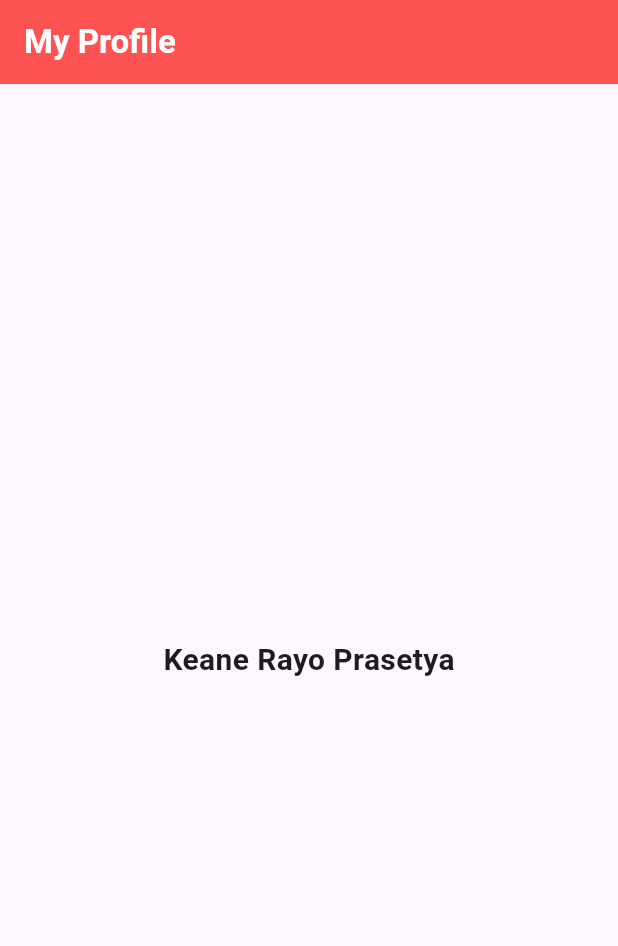
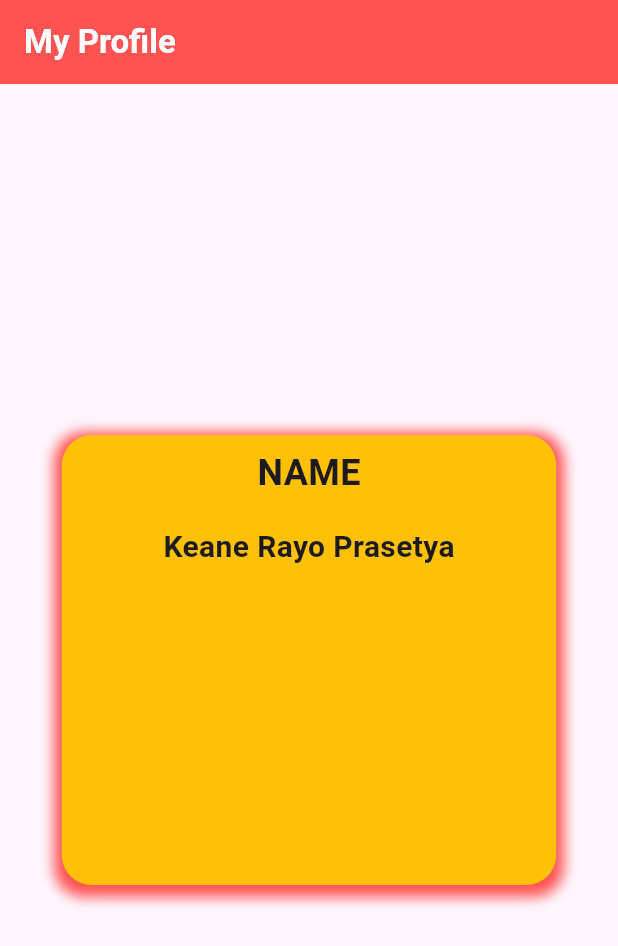
Before and after one commit to keaneray-o/flutter_profile_card, a Flutter app: the screen it shows after launch, on a phone screen of 412 x 824 dp. Shown: the top 946 px of the screen. Run offline on Flutter 3.47's test engine with Material 3 defaults, Android fonts, the phone set to English and light mode, and no system bars.

Commit message:
belajar containe, padding, sizebox

```diff
--- a/lib/profile.dart
+++ b/lib/profile.dart
@@ -7,27 +7,55 @@ class ProfileCard extends StatelessWidget {
   Widget build(BuildContext context) {
     return Scaffold(
       appBar: AppBar(
-        backgroundColor:  Colors.redAccent,
-        title: const Text('My Profile',
-        style: TextStyle(
-          color: Colors.white,
-          fontWeight: FontWeight.bold,),),
+        backgroundColor: Colors.redAccent,
+        title: const Text(
+          'My Profile',
+          style: TextStyle(color: Colors.white, fontWeight: FontWeight.bold),
+        ),
       ),
       body: Center(
-        child:  Column(
+        child: Column(
           mainAxisAlignment: MainAxisAlignment.center,
           children: [
-            Text('Keane Rayo Prasetya', style: TextStyle(
-              fontSize: 20,
-              fontWeight: FontWeight.bold
+            Container(
+              width:
+                  MediaQuery.of(context).size.width * 0.8, //dalam bentuk persen
+              height: 300,
+              decoration: BoxDecoration(
+                borderRadius: BorderRadius.circular(20),
+                color: Colors.amber,
+                boxShadow: [
+                  BoxShadow(
+                    color: Colors.redAccent,
+                    spreadRadius: 5.0,
+                    blurRadius: 7.0,
+                    offset: Offset(0, 3),
+                  ),
+                ],
               ),
+              child: Column(
+                children: [
+                  Padding(
+                    padding: const EdgeInsets.all(8.0),
+                    //only: hanya memmberi satu posisi
+                    //symmetric : memberi jarak sumbu x/y
+                    //all : memberi semua jarak
+                    child: Text(
+                      'NAME',
+                      style: TextStyle(
+                        fontSize: 24,
+                        fontWeight: FontWeight.bold,
+                      ),
+                    ),
+                  ),
+                  SizedBox(height: 10),
+                  Text(
+                    'Keane Rayo Prasetya',
+                    style: TextStyle(fontSize: 20, fontWeight: FontWeight.bold),
+                  ),
+                ],
               ),
-            Row(children: <Widget>[
-              Column(),
-              Column(),
-
-            ],
-            )
+            ),
           ],
         ),
       ),
```
